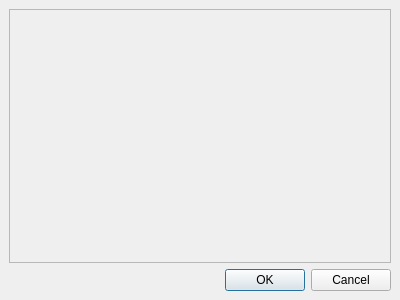
This is src/MEDOP/gui/dialogs/GenericDialog.ui in luzpaz/med as Qt 5 draws it before an edit. The edited form follows.
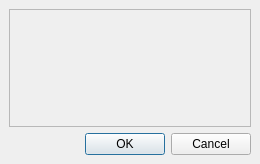
This is the edited form.

Diff of the .ui file:
```diff
--- a/src/MEDOP/gui/dialogs/GenericDialog.ui
+++ b/src/MEDOP/gui/dialogs/GenericDialog.ui
@@ -1,35 +1,47 @@
 <ui version="4.0" >
  <class>GenericDialog</class>
- <widget class="QDialog" name="GenericDialog" >
-  <property name="geometry" >
+ <widget class="QDialog" name="GenericDialog">
+  <property name="geometry">
    <rect>
     <x>0</x>
     <y>0</y>
-    <width>400</width>
-    <height>300</height>
+    <width>260</width>
+    <height>164</height>
    </rect>
   </property>
-  <property name="windowTitle" >
+  <property name="sizePolicy">
+   <sizepolicy hsizetype="Expanding" vsizetype="Expanding">
+    <horstretch>0</horstretch>
+    <verstretch>0</verstretch>
+   </sizepolicy>
+  </property>
+  <property name="windowTitle">
    <string>DIALOG</string>
   </property>
-  <layout class="QHBoxLayout" >
-   <property name="margin" >
-    <number>9</number>
-   </property>
-   <property name="spacing" >
+  <layout class="QHBoxLayout">
+   <property name="spacing">
     <number>6</number>
    </property>
+   <property name="margin">
+    <number>9</number>
+   </property>
    <item>
-    <layout class="QVBoxLayout" >
-     <property name="margin" >
-      <number>0</number>
-     </property>
-     <property name="spacing" >
+    <layout class="QVBoxLayout">
+     <property name="spacing">
       <number>6</number>
      </property>
+     <property name="margin">
+      <number>0</number>
+     </property>
      <item>
-      <widget class="QFrame" name="centralPanel" >
-       <property name="frameShape" >
+      <widget class="QFrame" name="centralPanel">
+       <property name="sizePolicy">
+        <sizepolicy hsizetype="Expanding" vsizetype="Expanding">
+         <horstretch>0</horstretch>
+         <verstretch>0</verstretch>
+        </sizepolicy>
+       </property>
+       <property name="frameShape">
         <enum>QFrame::StyledPanel</enum>
        </property>
        <property name="frameShadow" >
@@ -42,8 +54,8 @@
        <property name="orientation" >
         <enum>Qt::Horizontal</enum>
        </property>
-       <property name="standardButtons" >
-        <set>QDialogButtonBox::Cancel|QDialogButtonBox::NoButton|QDialogButtonBox::Ok</set>
+       <property name="standardButtons">
+        <set>QDialogButtonBox::Cancel|QDialogButtonBox::Ok</set>
        </property>
       </widget>
      </item>
```
Left out of the diff: 17 changed lines with no effect on the pictures.
